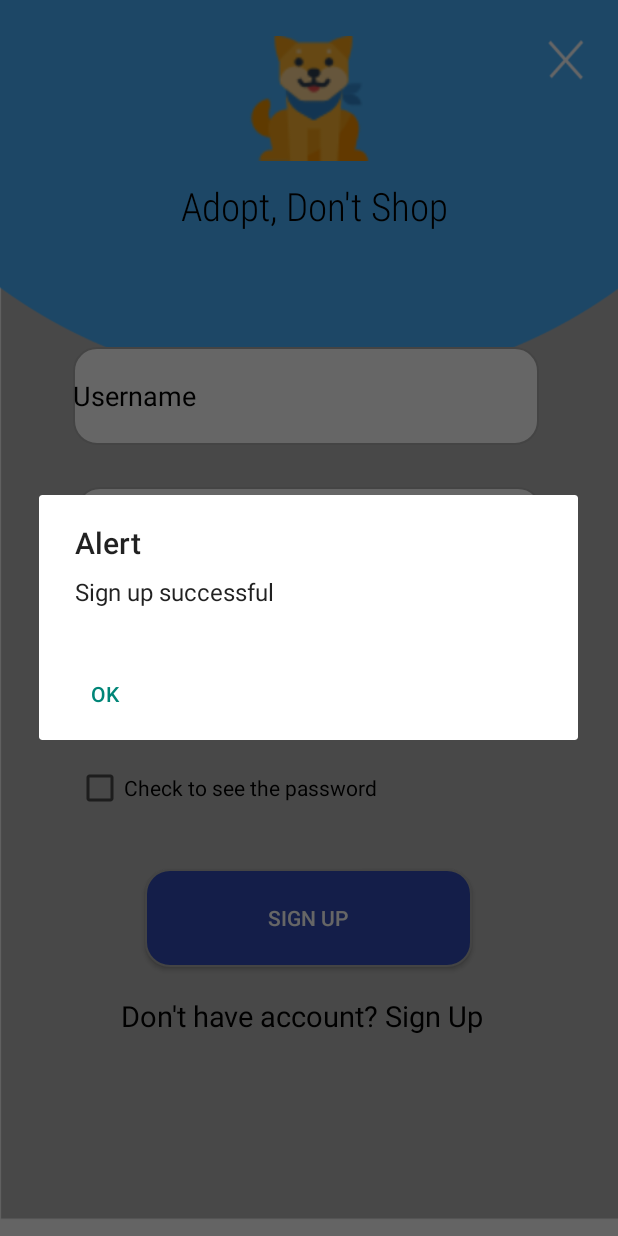
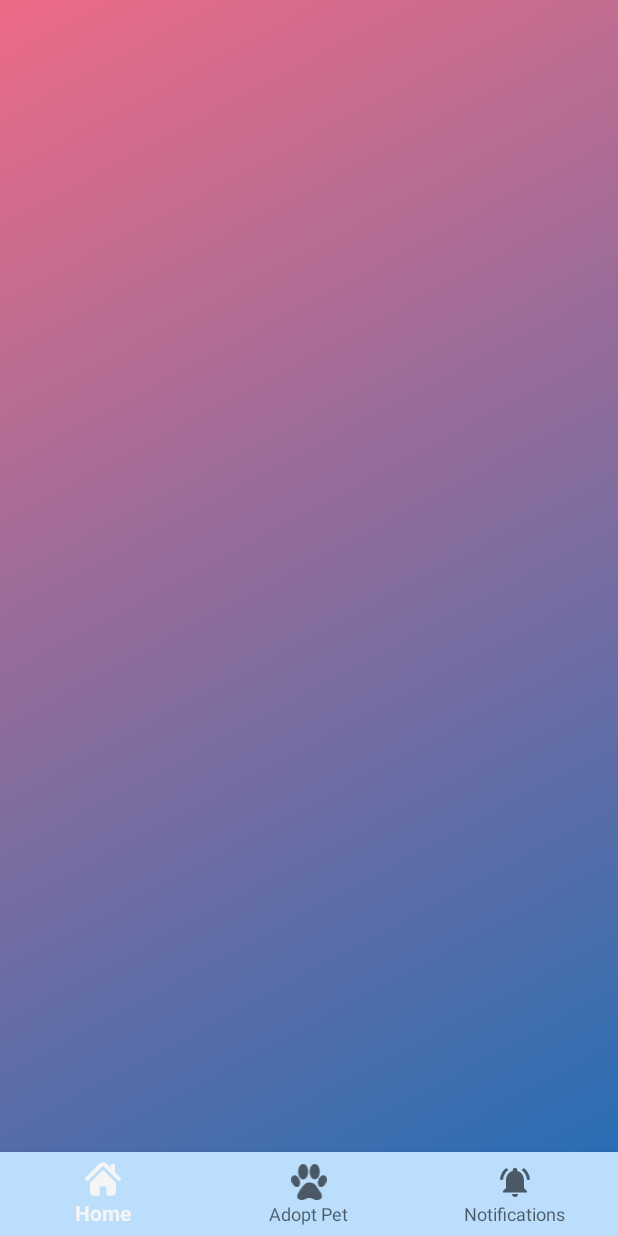
Before and after one commit to WenDEVLIFE/Pet-Adoption-App, an Android app: the MainActivity screen opened directly, with no data from a screen before it, after a tap on "SIGN UP", on a phone screen of 412 x 824 dp. Run offline under Robolectric (Android 15) with nearby library versions, the phone set to English and light mode, and no system bars.

Commit message:
Fix the functions

```diff
--- a/app/src/main/java/com/example/pet_adoption_app/MainActivity.java
+++ b/app/src/main/java/com/example/pet_adoption_app/MainActivity.java
@@ -45,6 +45,9 @@ public class MainActivity extends AppCompatActivity {
                     (dialog, which) -> dialog.dismiss());
             alertDialog.show();
 
+            Intent intent = new Intent(MainActivity.this, FragementController.class);
+            startActivity(intent);
+
         });
 
         CheckBox checkBox = findViewById(R.id.checkBox);
--- a/app/src/main/java/com/example/pet_adoption_app/Signin_Activity.java
+++ b/app/src/main/java/com/example/pet_adoption_app/Signin_Activity.java
@@ -34,8 +34,7 @@ public class Signin_Activity extends AppCompatActivity {
                         (dialog, which) -> dialog.dismiss());
                 alertDialog.show();
 
-                Intent intent = new Intent(Signin_Activity.this, Signin_Activity.class);
-                startActivity(intent);
+
         });
 
             Back = findViewById(R.id.buttonback);
--- /dev/null
+++ b/app/src/main/res/drawable/home.xml
@@ -0,0 +1,7 @@
+<vector xmlns:android="http://schemas.android.com/apk/res/android" android:height="24dp" android:viewportHeight="495.4" android:viewportWidth="495.4" android:width="24dp">
+
+    <path android:fillColor="#000000" android:pathData="M487.08,225.51l-75.08,-75.08V63.7c0,-15.68 -12.71,-28.39 -28.41,-28.39c-15.67,0 -28.38,12.71 -28.38,28.39v29.94L299.31,37.74c-27.64,-27.62 -75.69,-27.58 -103.27,0.05L8.31,225.51c-11.08,11.1 -11.08,29.07 0,40.16c11.09,11.1 29.09,11.1 40.17,0l187.71,-187.73c6.11,-6.08 16.89,-6.08 22.98,-0.02l187.74,187.75c5.57,5.55 12.82,8.31 20.08,8.31c7.27,0 14.54,-2.76 20.09,-8.31C498.17,254.59 498.17,236.62 487.08,225.51z"/>
+
+    <path android:fillColor="#000000" android:pathData="M257.56,131.84c-5.45,-5.45 -14.28,-5.45 -19.72,0L72.71,296.91c-2.61,2.61 -4.09,6.16 -4.09,9.88v120.4c0,28.25 22.91,51.16 51.16,51.16h81.75v-126.61h92.3v126.61h81.75c28.25,0 51.16,-22.91 51.16,-51.16V306.79c0,-3.71 -1.47,-7.27 -4.09,-9.88L257.56,131.84z"/>
+
+</vector>
--- a/app/src/main/res/drawable/paw_icon.xml
+++ /dev/null
@@ -1,5 +0,0 @@
-<vector xmlns:android="http://schemas.android.com/apk/res/android" android:height="23.607082dp" android:viewportHeight="122.88" android:viewportWidth="119.72" android:width="23dp">
-
-    <path android:fillColor="#FF000000" android:fillType="evenOdd" android:pathData="M40.06,0.37c9.4,0 17.03,11.69 17.03,26.1s-7.63,26.1 -17.03,26.1c-9.4,0 -17.03,-11.68 -17.03,-26.1C23.04,12.06 30.66,0.37 40.06,0.37L40.06,0.37zM61.71,63.55c19.94,0.04 22.42,13.25 39.23,35.86c8.38,16.45 -2.5,26.82 -21.15,22.38c-8.46,-4.31 -14.41,-5.83 -20.38,-5.63c-10.34,0.36 -12.95,7.18 -24.98,6.7c-9.28,-0.25 -13.46,-4.14 -14.27,-10.07c-0.87,-6.3 1.56,-10.28 4.52,-15.49C36.18,77.02 48.07,61.01 61.71,63.55L61.71,63.55L61.71,63.55zM7.17,39.08C0.14,41.86 -2.1,52.85 2.16,63.62C6.42,74.39 15.57,80.87 22.6,78.09c7.03,-2.78 9.27,-13.77 5.01,-24.54C23.35,42.78 14.2,36.3 7.17,39.08L7.17,39.08zM112.55,39.08c7.03,2.78 9.27,13.77 5.01,24.54c-4.26,10.77 -13.42,17.25 -20.44,14.47c-7.03,-2.78 -9.27,-13.77 -5.01,-24.54C96.37,42.78 105.52,36.3 112.55,39.08L112.55,39.08zM79.35,0c9.4,0 17.03,11.69 17.03,26.1s-7.63,26.1 -17.03,26.1c-9.4,0 -17.03,-11.68 -17.03,-26.1C62.33,11.69 69.95,0 79.35,0L79.35,0z"/>
-
-</vector>
--- /dev/null
+++ b/app/src/main/res/drawable/paw_icons.xml
@@ -0,0 +1,10 @@
+<vector xmlns:android="http://schemas.android.com/apk/res/android"
+    android:width="119.72dp"
+    android:height="122.88dp"
+    android:viewportWidth="119.72"
+    android:viewportHeight="122.88">
+  <path
+      android:fillColor="#FF000000"
+      android:pathData="M40.06,0.37c9.4,0 17.03,11.69 17.03,26.1s-7.63,26.1 -17.03,26.1c-9.4,0 -17.03,-11.68 -17.03,-26.1C23.04,12.06 30.66,0.37 40.06,0.37L40.06,0.37zM61.71,63.55c19.94,0.04 22.42,13.25 39.23,35.86c8.38,16.45 -2.5,26.82 -21.15,22.38c-8.46,-4.31 -14.41,-5.83 -20.38,-5.63c-10.34,0.36 -12.95,7.18 -24.98,6.7c-9.28,-0.25 -13.46,-4.14 -14.27,-10.07c-0.87,-6.3 1.56,-10.28 4.52,-15.49C36.18,77.02 48.07,61.01 61.71,63.55L61.71,63.55L61.71,63.55zM7.17,39.08C0.14,41.86 -2.1,52.85 2.16,63.62C6.42,74.39 15.57,80.87 22.6,78.09c7.03,-2.78 9.27,-13.77 5.01,-24.54C23.35,42.78 14.2,36.3 7.17,39.08L7.17,39.08zM112.55,39.08c7.03,2.78 9.27,13.77 5.01,24.54c-4.26,10.77 -13.42,17.25 -20.44,14.47c-7.03,-2.78 -9.27,-13.77 -5.01,-24.54C96.37,42.78 105.52,36.3 112.55,39.08L112.55,39.08zM79.35,0c9.4,0 17.03,11.69 17.03,26.1s-7.63,26.1 -17.03,26.1c-9.4,0 -17.03,-11.68 -17.03,-26.1C62.33,11.69 69.95,0 79.35,0L79.35,0z"
+      android:fillType="evenOdd"/>
+</vector>
--- a/app/src/main/res/layout/activity_home.xml
+++ b/app/src/main/res/layout/activity_home.xml
@@ -23,6 +23,7 @@
             android:id="@+id/bottom_navigation"
             android:layout_width="match_parent"
             android:layout_height="wrap_content"
+            android:textColor="@color/black"
             app:layout_constraintStart_toStartOf="parent"
             app:layout_constraintBottom_toBottomOf="parent"
             app:layout_constraintEnd_toEndOf="parent"
--- a/app/src/main/res/menu/bottom_navmenumain.xml
+++ b/app/src/main/res/menu/bottom_navmenumain.xml
@@ -3,13 +3,13 @@
 
 
     <item android:title="@string/home"
-            android:icon="@drawable/baseline_home_24"
+            android:icon="@drawable/home"
             android:id="@+id/home"
             />
 
     <item android:title="@string/adopt_pet"
             android:id="@+id/adopt_pet"
-            android:icon="@drawable/paw_icon"
+            android:icon="@drawable/paw_icons"
             />
 
     <item android:title="@string/notifications"
```
Also changed, not shown: app/src/main/res/drawable/paw-icon.svg (deleted).
